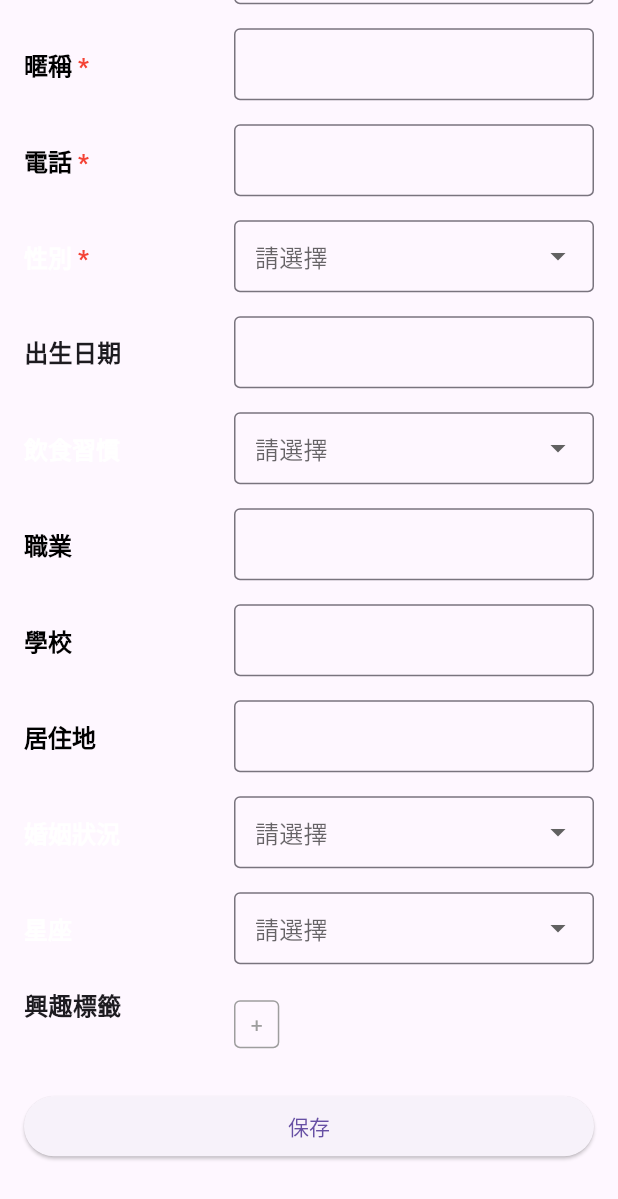
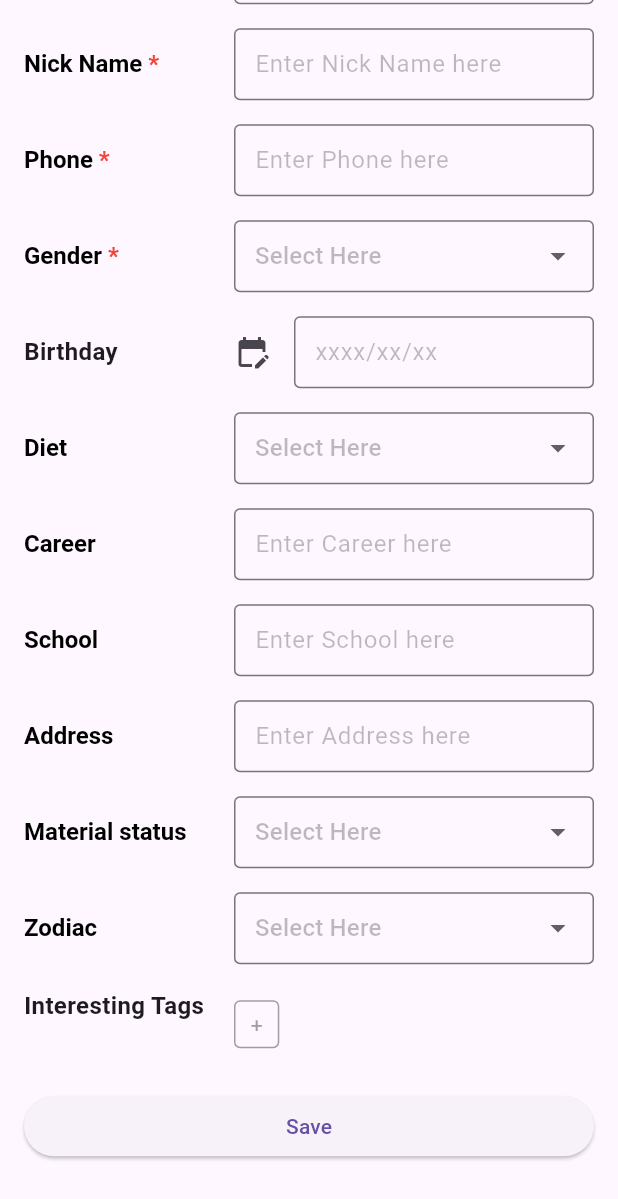
Before and after one commit to SparkUp-App/SparkUp-Android, a Flutter app: the EditProfilePage screen opened directly, scrolled down 343 dp, on a phone screen of 412 x 824 dp. Shown: the top 1199 px of the screen. Run offline on Flutter 3.47's test engine with Material 3 defaults, Android fonts, the phone set to English and light mode, and no system bars; our stand-ins replace flutter_tags; missing offline and left inert: toasty_box.

Commit message:
Slidely Fiexed Profile Page
1. Translate to English
2. Littile tiney things

```diff
--- a/lib/screen/home_page_sub_screen/profile_page.dart
+++ b/lib/screen/home_page_sub_screen/profile_page.dart
@@ -10,7 +10,7 @@ class EditProfilePage extends StatefulWidget {
 }
 
 class _EditProfilePageState extends State<EditProfilePage> {
-  Map<String, String?> _profileData = {
+  final Map<String, String?> _profileData = {
     'bio': null,
     'name': null,
     'nickname': null,
@@ -25,14 +25,14 @@ class _EditProfilePageState extends State<EditProfilePage> {
     'interests': null,
   };
 
-  Map<String, List<String>> _dropdownOptions = {
+  final Map<String, List<String>> _dropdownOptions = {
     'gender': ['Male', 'Female', 'Non-Binary'],
     'marital_status': ['Single', 'Married'],
     'zodiac_signs': ['Aries', 'Taurus', 'Gemini', 'Cancer', 'Leo', 'Virgo', 'Libra', 'Scorpio', 'Sagittarius', 'Capricorn', 'Aquarius', 'Pisces'],
     'eat_habit': ['meat-based', 'Vegan', 'Lacto-vegetarian'],
   };
 
-  List<String> _selectedTags = [];
+  final List<String> _selectedTags = [];
   final List<String> _availableTags = [
     'Music', 'Traval', 'Photography', 'Reading', 'Sports', 'Draw', 'Dancing','Fashion','Movie'
   ];
@@ -43,10 +43,10 @@ class _EditProfilePageState extends State<EditProfilePage> {
       child: Row(
         crossAxisAlignment: CrossAxisAlignment.start,
         children: [
-          SizedBox(
+          const SizedBox(
             width: 140,
             child: Text(
-              '興趣標籤',
+              'Interesting Tags',
               style: TextStyle(fontSize: 16, fontWeight: FontWeight.bold),
             ),
           ),
@@ -58,7 +58,7 @@ class _EditProfilePageState extends State<EditProfilePage> {
                   spacing: 8,
                   runSpacing: 4,
                   children: _selectedTags.map((tag) => Chip(
-                    label: Text('#'+tag),
+                    label: Text('#$tag'),
                     onDeleted: () {
                       setState(() {
                         _selectedTags.remove(tag);
@@ -68,11 +68,11 @@ class _EditProfilePageState extends State<EditProfilePage> {
                     backgroundColor: Colors.grey[200],
                   )).toList(),
                 ),
-                SizedBox(height: 8),
+                const SizedBox(height: 8),
                 InkWell(
                   onTap: () => _showTagSelectionDialog(),
                   child: Container(
-                    padding: EdgeInsets.symmetric(horizontal: 10, vertical: 5),
+                    padding: const EdgeInsets.symmetric(horizontal: 10, vertical: 5),
                     decoration: BoxDecoration(
                       border: Border.all(color: Colors.grey),
                       borderRadius: BorderRadius.circular(4),
@@ -100,7 +100,7 @@ class _EditProfilePageState extends State<EditProfilePage> {
         return StatefulBuilder(
           builder: (context, setState) {
             return AlertDialog(
-              title: Text('選擇你的興趣'),
+              title: const Text('Choose Your Interesting'),
               content: Column(
                 mainAxisSize: MainAxisSize.min,
                 children: [
@@ -108,7 +108,7 @@ class _EditProfilePageState extends State<EditProfilePage> {
                     spacing: 8.0,
                     children: _availableTags.map((String tag) {
                       return FilterChip(
-                        label: Text("#"+tag),
+                        label: Text("#$tag"),
                         selected: _selectedTags.contains(tag),
                         onSelected: (bool selected) {
                           setState(() {
@@ -129,7 +129,7 @@ class _EditProfilePageState extends State<EditProfilePage> {
               ),
               actions: <Widget>[
                 TextButton(
-                  child: Text('確定'),
+                  child: const Text('Confirm'),
                   onPressed: () {
                     this.setState(() {
                       _profileData['interests'] = _selectedTags.join(',');
@@ -158,10 +158,10 @@ class _EditProfilePageState extends State<EditProfilePage> {
             child: RichText(
               text: TextSpan(
                 text: label,
-                style: TextStyle(fontSize: 16, fontWeight: FontWeight.bold),
+                style: const TextStyle(color:Colors.black,fontSize: 16, fontWeight: FontWeight.bold),
                 children: [
                   if (isRequired)
-                    TextSpan(
+                    const TextSpan(
                       text: ' *',
                       style: TextStyle(color: Colors.red, fontSize: 16),
                     ),
@@ -173,11 +173,11 @@ class _EditProfilePageState extends State<EditProfilePage> {
             child: DropdownButtonFormField<String>(
               value: _profileData[key],
               isExpanded: true,
-              decoration: InputDecoration(
+              decoration: const InputDecoration(
                 border: OutlineInputBorder(),
                 contentPadding: EdgeInsets.symmetric(horizontal: 10, vertical: 5),
               ),
-              hint: Text('請選擇'),
+              hint: const Text('Select Here', style: TextStyle(color: Colors.black26),),
               items: _dropdownOptions[key]?.map((String value) {
                 return DropdownMenuItem<String>(
                   value: value,
@@ -208,7 +208,7 @@ class _EditProfilePageState extends State<EditProfilePage> {
             width: 140,
             child: Text(
               label,
-              style: TextStyle(fontSize: 16, fontWeight: FontWeight.bold),
+              style: const TextStyle(fontSize: 16, fontWeight: FontWeight.bold),
             ),
           ),
           Expanded(
@@ -232,9 +232,12 @@ class _EditProfilePageState extends State<EditProfilePage> {
               child: IgnorePointer( //忽略點擊的textfield，只做顯示
                 child: TextFormField(
                   controller: controller,
-                  decoration: InputDecoration(
+                  decoration: const InputDecoration(
                     border: OutlineInputBorder(),
                     contentPadding: EdgeInsets.symmetric(horizontal: 10, vertical: 5),
+                    hintText: "xxxx/xx/xx",
+                    hintStyle: TextStyle(color: Colors.black26),
+                    icon: Icon(Icons.edit_calendar)
                   ),
                 ),
               ),
@@ -256,10 +259,10 @@ class _EditProfilePageState extends State<EditProfilePage> {
             child: RichText(
               text: TextSpan(
                 text: label,
-                style: TextStyle(fontSize: 16, fontWeight: FontWeight.bold, color: Colors.black),
+                style: const TextStyle(fontSize: 16, fontWeight: FontWeight.bold, color: Colors.black),
                 children: [
                   if (isRequired)
-                    TextSpan(
+                    const TextSpan(
                       text: ' *',
                       style: TextStyle(color: Colors.red, fontSize: 16),
                     ),
@@ -268,20 +271,14 @@ class _EditProfilePageState extends State<EditProfilePage> {
             ),
           ),
           Expanded(
-            child: TextFormField(
+            child: TextField(
               maxLines: maxLines,
               decoration: InputDecoration(
-                border: OutlineInputBorder(),
-                contentPadding: EdgeInsets.symmetric(horizontal: 10, vertical: 5),
+                border: const OutlineInputBorder(),
+                contentPadding: const EdgeInsets.symmetric(horizontal: 10, vertical: 5),
+                hintText: "Enter $label here",
+                hintStyle: const TextStyle(color: Colors.black26),
               ),
-              validator: isRequired
-                  ? (value) {
-                if (value == null || value.isEmpty) {
-                  return '請輸入$label';
-                }
-                return null;
-              }
-                  : null,
               onChanged: (value) {
                 setState(() {
                   _profileData[key] = value;
@@ -297,9 +294,9 @@ class _EditProfilePageState extends State<EditProfilePage> {
   Widget build(BuildContext context) {
     return Scaffold(
       body: ListView(
-        padding: EdgeInsets.all(16.0),
+        padding: const EdgeInsets.all(16.0),
         children: [
-          Text(
+          const Text(
             "About Me",
             style: TextStyle(
               color: Colors.black,
@@ -307,7 +304,7 @@ class _EditProfilePageState extends State<EditProfilePage> {
               fontWeight: FontWeight.bold,
             ),
           ),
-          Text(
+          const Text(
             "Make it easy for others to get a sense of who you are",
             style: TextStyle(
               color: Colors.black26,
@@ -315,8 +312,8 @@ class _EditProfilePageState extends State<EditProfilePage> {
               fontWeight: FontWeight.bold,
             ),
           ),
-          _buildTextField('個人簡介', 'bio', maxLines: 4),
-          Text(
+          _buildTextField('Bio', 'bio', maxLines: 4),
+          const Text(
             "My Details",
             style: TextStyle(
               color: Colors.black,
@@ -324,24 +321,24 @@ class _EditProfilePageState extends State<EditProfilePage> {
               fontWeight: FontWeight.bold,
             ),
           ),
-          _buildTextField('姓名', 'name', isRequired: true),
-          _buildTextField('暱稱', 'nickname',isRequired: true),
-          _buildTextField('電話', 'phone', isRequired: true),
-          _buildDropdown('性別', 'gender', isRequired:true),
-          _buildDatePicker('出生日期', 'birth_date'),
-          _buildDropdown('飲食習慣', 'eat_habit'),
-          _buildTextField('職業', 'career'),
-          _buildTextField('學校', 'school'),
-          _buildTextField('居住地', 'home'),
-          _buildDropdown('婚姻狀況', 'marital_status'),
-          _buildDropdown('星座', 'zodiac_signs'),
+          _buildTextField('Name', 'name', isRequired: true),
+          _buildTextField('Nick Name', 'nickname',isRequired: true),
+          _buildTextField('Phone', 'phone', isRequired: true),
+          _buildDropdown('Gender', 'gender', isRequired:true),
+          _buildDatePicker('Birthday', 'birth_date'),
+          _buildDropdown('Diet', 'eat_habit'),
+          _buildTextField('Career', 'career'),
+          _buildTextField('School', 'school'),
+          _buildTextField('Address', 'home'),
+          _buildDropdown('Material status', 'marital_status'),
+          _buildDropdown('Zodiac', 'zodiac_signs'),
           _buildTagSelector(),
-          SizedBox(height: 20),
+          const SizedBox(height: 20),
           ElevatedButton(
-            child: Text('保存'),
             onPressed: _saveProfile,
+            child: const Text('Save'),
           ),
-          SizedBox(height: 30,)
+          const SizedBox(height: 30,)
         ],
       ),
     );
@@ -363,7 +360,7 @@ class _EditProfilePageState extends State<EditProfilePage> {
     // TODO: 跟server做上傳資料，上傳資料格式在_profileData
 
     _profileData.forEach((key, value) {
-      print('Key: $key, Value: $value');
+      debugPrint('Key: $key, Value: $value');
     });
   }
 }
```
